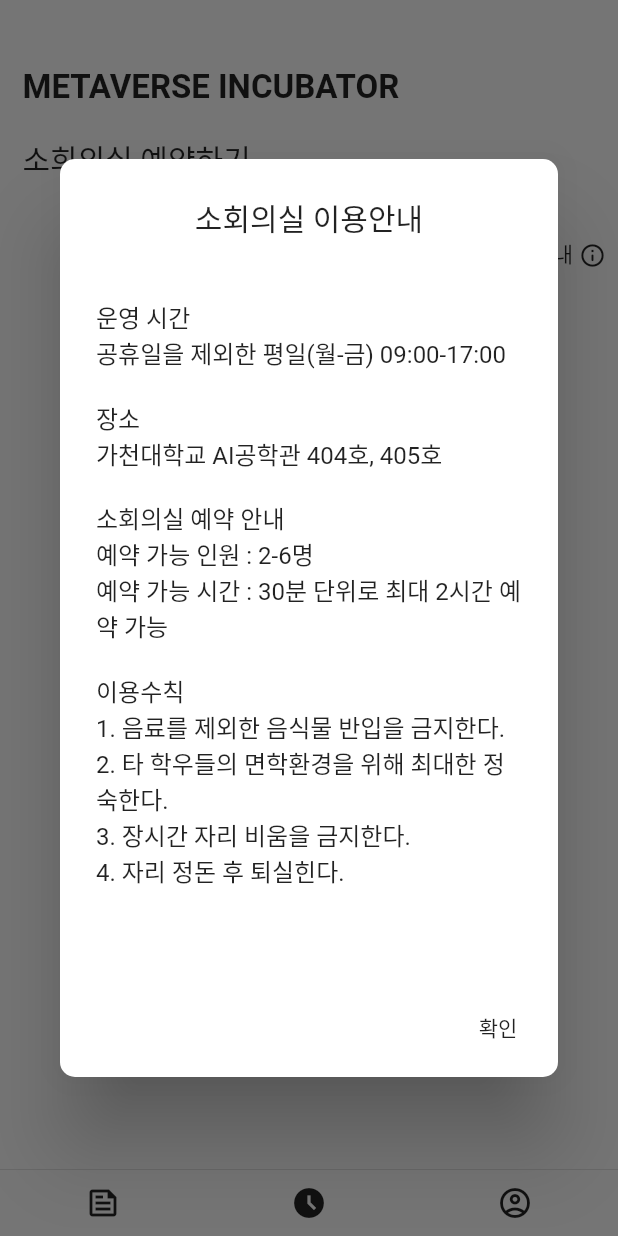
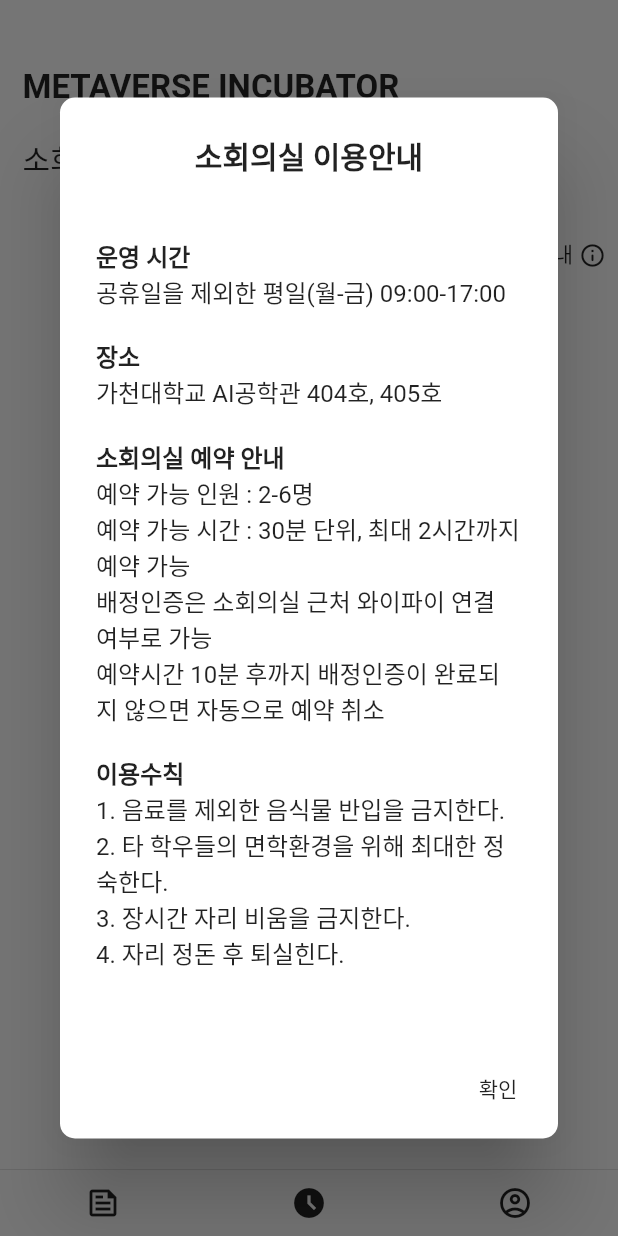
Before and after one commit to eilsamo600/AI-Gong, a Flutter app: the MainViewPage screen opened by its route, item 2 of the bottom bar chosen, after a tap on "소회의실 이용안내", on a phone screen of 412 x 824 dp. Run offline on Flutter 3.47's test engine with Material 2 defaults, Android fonts, the phone set to English and light mode, and no system bars; our stand-ins replace dio, get, logger, pretty_dio_logger; network calls fail; Roboto replaces fonts that are missing (NotoSansKR); statements that could not run were skipped.

Commit message:
update incubator dialog

```diff
--- a/frontend/ai_gong/lib/pages/list_incubator/view/list_incubator_view_page.dart
+++ b/frontend/ai_gong/lib/pages/list_incubator/view/list_incubator_view_page.dart
@@ -71,21 +71,49 @@ class ListIncubatorViewPage extends StatelessWidget {
                                       borderRadius:
                                           BorderRadius.circular(10.0)),
                                   //Dialog Main Title
-                                  title: Column(
-                                    children: const <Widget>[
-                                      Text("소회의실 이용안내"),
-                                    ],
+                                  title: Center(
+                                    child: Text("소회의실 이용안내",
+                                        style: TextStyle(
+                                            fontSize: 20,
+                                            fontWeight: FontWeight.bold)),
                                   ),
                                   //
-                                  content: Column(
+                                  content: Container(
+                                    child: SingleChildScrollView(
+                                      child: Column(
                                         mainAxisSize: MainAxisSize.min,
                                         crossAxisAlignment:
                                             CrossAxisAlignment.start,
                                         children: const <Widget>[
                                           Text(
-                                        "\n운영 시간\n공휴일을 제외한 평일(월-금) 09:00-17:00 \n\n장소\n가천대학교 AI공학관 404호, 405호 \n\n소회의실 예약 안내\n예약 가능 인원 : 2-6명\n예약 가능 시간 : 30분 단위로 최대 2시간 예약 가능\n\n이용수칙\n1. 음료를 제외한 음식물 반입을 금지한다.\n2. 타 학우들의 면학환경을 위해 최대한 정숙한다. \n3. 장시간 자리 비움을 금지한다.\n4. 자리 정돈 후 퇴실힌다.\n\n",
-                                      )
+                                            "\n운영 시간",
+                                            style: TextStyle(
+                                                fontWeight: FontWeight.bold),
+                                          ),
+                                          Text("공휴일을 제외한 평일(월-금) 09:00-17:00"),
+                                          Text("\n장소",
+                                              style: TextStyle(
+                                                  fontWeight: FontWeight.bold)),
+                                          Text("가천대학교 AI공학관 404호, 405호 "),
+                                          Text("\n소회의실 예약 안내",
+                                              style: TextStyle(
+                                                  fontWeight: FontWeight.bold)),
+                                          Text("예약 가능 인원 : 2-6명"),
+                                          Text(
+                                              "예약 가능 시간 : 30분 단위, 최대 2시간까지 예약 가능"),
+                                          Text("배정인증은 소회의실 근처 와이파이 연결 여부로 가능"),
+                                          Text(
+                                              "예약시간 10분 후까지 배정인증이 완료되지 않으면 자동으로 예약 취소"),
+                                          Text("\n이용수칙",
+                                              style: TextStyle(
+                                                  fontWeight: FontWeight.bold)),
+                                          Text("1. 음료를 제외한 음식물 반입을 금지한다."),
+                                          Text("2. 타 학우들의 면학환경을 위해 최대한 정숙한다."),
+                                          Text("3. 장시간 자리 비움을 금지한다."),
+                                          Text("4. 자리 정돈 후 퇴실힌다.\n"),
                                         ],
+                                      ),
+                                    ),
                                   ),
                                   actions: <Widget>[
                                     TextButton(
```
Also changed, not shown: frontend/ai_gong/lib/pages/list_incubator/view/component/incubator_component.dart (+48 -19 lines). Lines whose indentation alone changed are shown as unchanged.
